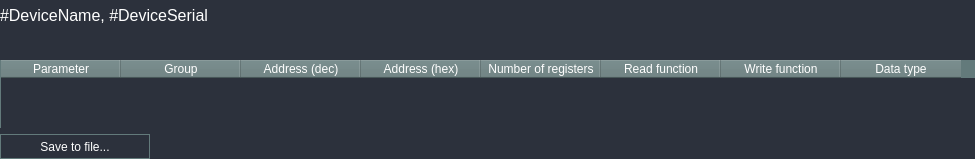
Qt form UI/forms/DeviceParamListWindow.ui (romangolovkou/AQteck_toolMAX) before a commit.
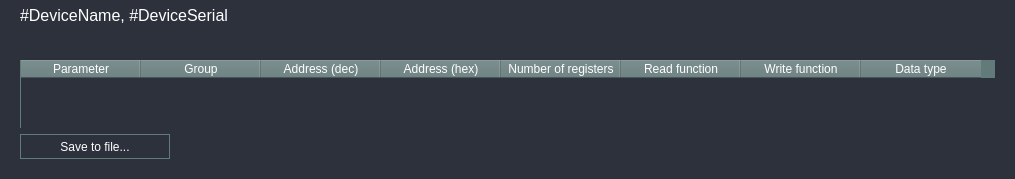
The same form after that commit. Custom widgets are drawn as their Qt base class.

Commit message: Правки UI

```diff
--- a/UI/forms/DeviceParamListWindow.ui
+++ b/UI/forms/DeviceParamListWindow.ui
@@ -7,7 +7,7 @@
     <x>0</x>
     <y>0</y>
     <width>961</width>
-    <height>158</height>
+    <height>165</height>
    </rect>
   </property>
   <property name="windowTitle">
@@ -70,16 +70,16 @@
     <number>6</number>
    </property>
    <property name="leftMargin">
-    <number>0</number>
+    <number>20</number>
    </property>
    <property name="topMargin">
     <number>0</number>
    </property>
    <property name="rightMargin">
-    <number>0</number>
+    <number>20</number>
    </property>
    <property name="bottomMargin">
-    <number>0</number>
+    <number>20</number>
    </property>
    <item>
     <widget class="QLabel" name="deviceInfoLabel">
```
The commit also changes 1 other file.
